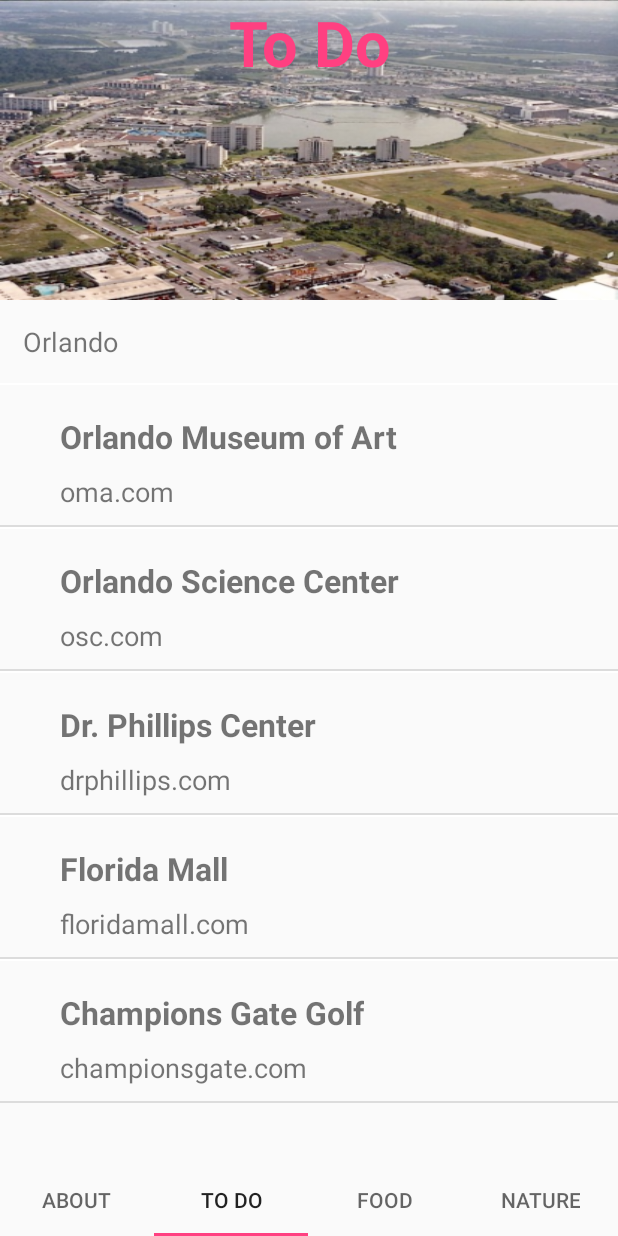
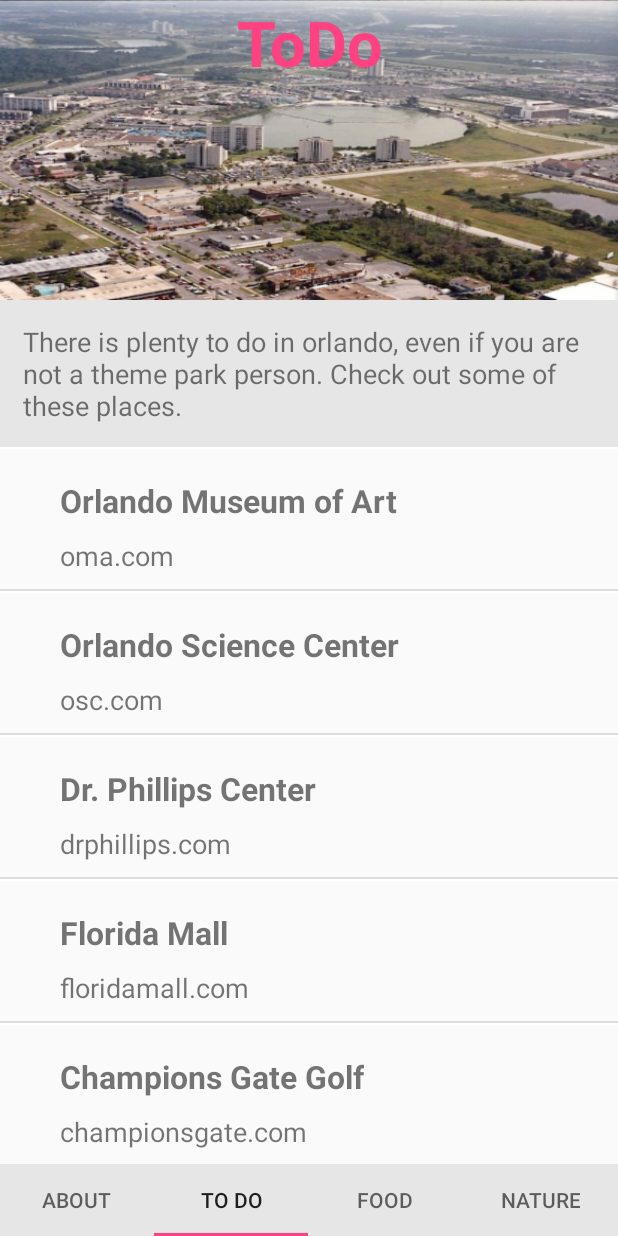
Before and after one commit to ericdgood/Beyond-the-Themes, an Android app: the screen it shows after launch (MainActivity), item 2 of the bottom bar chosen, on a phone screen of 412 x 824 dp. Run offline under Robolectric (Android 15) with nearby library versions, the light colour scheme and no system bars.

Commit message:
polished and updated strings

```diff
--- a/app/src/main/java/com/example/android/beyondthethemes/FoodFragment.java
+++ b/app/src/main/java/com/example/android/beyondthethemes/FoodFragment.java
@@ -30,11 +30,11 @@
 
         //        GET AND SET TAB NAME INFO
         TextView TabName = (TextView) tabinfoView.findViewById(R.id.tab_title);
-        TabName.setText("FOOD");
+        TabName.setText(R.string.food);
 
         //        GET AND SET TAB NAME INFO
         TextView TabDescrip = (TextView) tabinfoView.findViewById(R.id.tab_descrip);
-        TabDescrip.setText(R.string.orlando);
+        TabDescrip.setText(R.string.food_tab);
 
         //        GET AND SET TAB IMAGE INFO
         ImageView TabImage = (ImageView) tabinfoView.findViewById(R.id.tab_image);
--- a/app/src/main/java/com/example/android/beyondthethemes/NatureFragment.java
+++ b/app/src/main/java/com/example/android/beyondthethemes/NatureFragment.java
@@ -30,11 +30,11 @@
 
         //        GET AND SET TAB NAME INFO
         TextView TabName = (TextView) tabinfoView.findViewById(R.id.tab_title);
-        TabName.setText("NATURE");
+        TabName.setText(R.string.nature);
 
         //        GET AND SET TAB NAME INFO
         TextView TabDescrip = (TextView) tabinfoView.findViewById(R.id.tab_descrip);
-        TabDescrip.setText(R.string.orlando);
+        TabDescrip.setText(R.string.nature_tab);
 
         //        GET AND SET TAB IMAGE INFO
         ImageView TabImage = (ImageView) tabinfoView.findViewById(R.id.tab_image);
--- a/app/src/main/java/com/example/android/beyondthethemes/TodoFragment.java
+++ b/app/src/main/java/com/example/android/beyondthethemes/TodoFragment.java
@@ -30,11 +30,11 @@
 
         //        GET AND SET TAB NAME INFO
         TextView TabName = (TextView) tabinfoView.findViewById(R.id.tab_title);
-        TabName.setText("To Do");
+        TabName.setText(R.string.todo);
 
         //        GET AND SET TAB NAME INFO
         TextView TabDescrip = (TextView) tabinfoView.findViewById(R.id.tab_descrip);
-        TabDescrip.setText(R.string.orlando);
+        TabDescrip.setText(R.string.todo_tab);
 
         //        GET AND SET TAB IMAGE INFO
         ImageView TabImage = (ImageView) tabinfoView.findViewById(R.id.tab_image);
--- a/app/src/main/res/layout/activity_main.xml
+++ b/app/src/main/res/layout/activity_main.xml
@@ -14,6 +14,7 @@
     <android.support.design.widget.TabLayout
         android:id="@+id/sliding_tabs"
         android:layout_width="match_parent"
-        android:layout_height="wrap_content"/>
+        android:layout_height="wrap_content"
+        style="@style/tabBar"/>
 
 </LinearLayout>
--- a/app/src/main/res/layout/place_list.xml
+++ b/app/src/main/res/layout/place_list.xml
@@ -34,7 +34,8 @@
             tools:text="Lorem Ipsum is simply dummy text of the printing and typesetting industry. Lorem Ipsum has been the industry's standard dummy text ever since the 1500s, when an unknown printer took a galley of type and scrambled it to make a type specimen book. "
             android:layout_below="@+id/tab_title"
             android:textSize="18sp"
-            android:padding="15dp" />
+            android:padding="15dp"
+            android:background="@color/bkg"/>
 
     </RelativeLayout>
 
--- a/app/src/main/res/values/colors.xml
+++ b/app/src/main/res/values/colors.xml
@@ -3,4 +3,5 @@
     <color name="colorPrimary">#3F51B5</color>
     <color name="colorPrimaryDark">#303F9F</color>
     <color name="colorAccent">#FF4081</color>
+    <color name="bkg">#33969696</color>
 </resources>
--- a/app/src/main/res/values/strings.xml
+++ b/app/src/main/res/values/strings.xml
@@ -1,9 +1,13 @@
 <resources>
     <string name="app_name">Beyond The Themes</string>
     <string name="orlando">Orlando</string>
+    <string name="food">Food</string>
+    <string name="nature">Nature</string>
+    <string name="todo">ToDo</string>
 
     <!-- TODO: Remove or change this placeholder text -->
-    <string name="orlando_tab">"Orlando is more than just a tourist city. It is more than just theme parks and rides. Orlando is a beautiful city that has so much to offer. Here are a few places to visit to learn more."</string>
-
-
+    <string name="orlando_tab">"Orlando is more than just <u>theme parks</u> . It is more than just theme parks and rides. Orlando is a beautiful city that has so much to offer. Here are a few places to visit to learn more."</string>
+    <string name="food_tab">"Orlando has some great food from around the world. Because of all the tourist we have a melting pot of food. Here are a list of some good places.</string>
+    <string name="todo_tab">"There is plenty to do in orlando, even if you are not a theme park person. Check out some of these places.</string>
+    <string name="nature_tab">"Besides all the theme parks and buildings, Orlando is home to all kinds of animals and nature. From the wetlands to the beaches. Check some out.</string>
 </resources>
--- a/app/src/main/res/values/styles.xml
+++ b/app/src/main/res/values/styles.xml
@@ -8,4 +8,10 @@
         <item name="colorAccent">@color/colorAccent</item>
     </style>
 
+    <!-- tab bar -->
+    <style name="tabBar" parent="Theme.AppCompat.Light.NoActionBar">
+        <!-- Customize your theme here. -->
+        <item name="android:background">@color/bkg</item>
+    </style>
+
 </resources>
```
